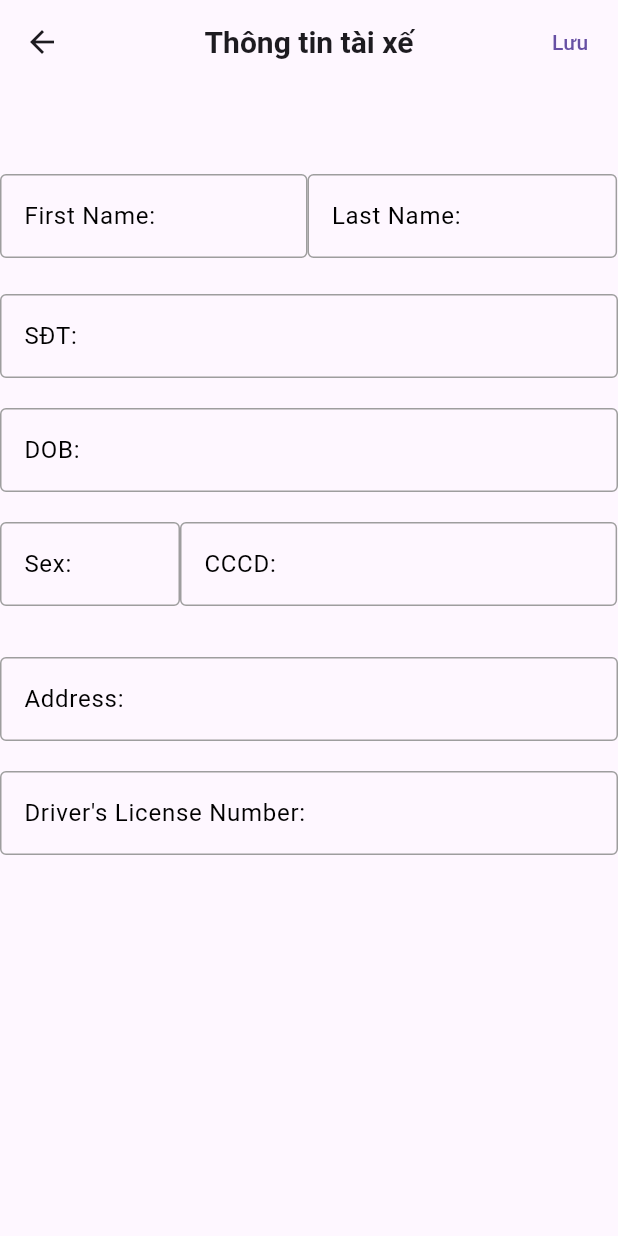
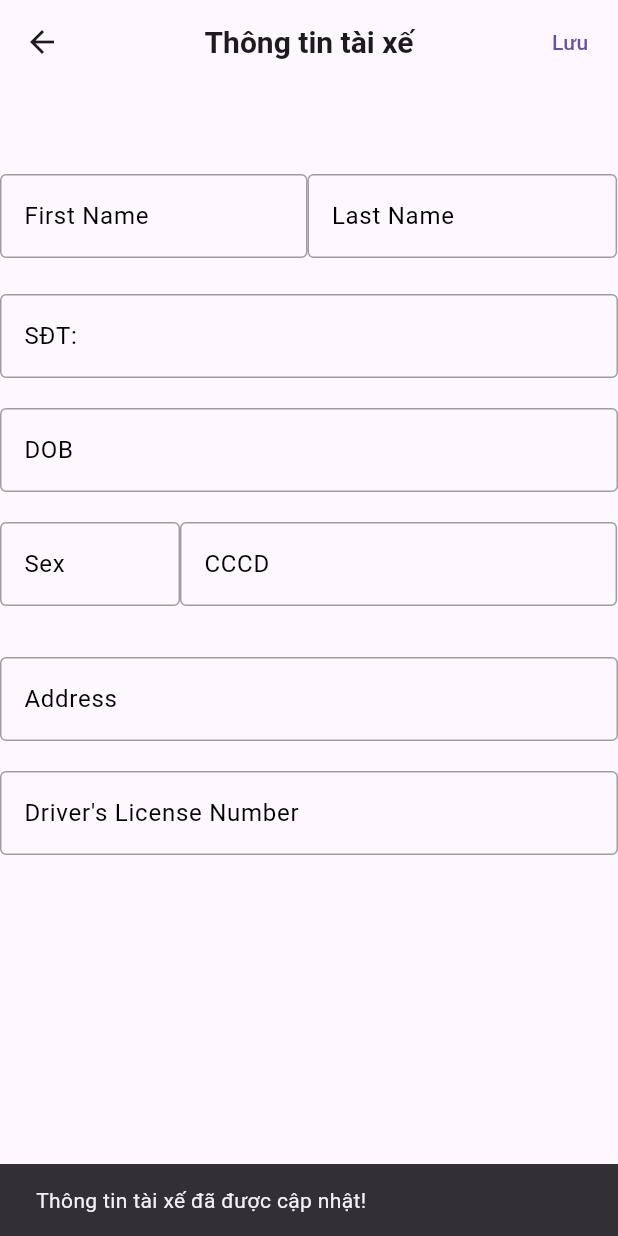
Before and after one commit to vuhoangviet0808/Taxi_Manage_App, a Flutter app: the DriverInfor screen opened directly with empty values, after a tap on "Lưu", on a phone screen of 412 x 824 dp. Run offline on Flutter 3.47's test engine with Material 3 defaults, Android fonts, the light colour scheme and no system bars; our stand-ins replace geolocator, google_maps_flutter; accounts and stored records are empty; network calls fail.

Commit message:
update driver

```diff
--- a/flutter_app/lib/driver/models/driver.dart
+++ b/flutter_app/lib/driver/models/driver.dart
@@ -1,17 +1,17 @@
 // ignore_for_file: non_constant_identifier_names
 
 class Driver {
-  final int Driver_ID;
-  final String firstname;
-  final String lastname;
-  final String SDT;
-  final int Wallet;
-  final String DOB;
-  final String gender;
-  final String Address;
-  final String CCCD;
-  final String Driving_license;
-  final int Working_experiment;
+  int Driver_ID;
+  String firstname;
+  String lastname;
+  String SDT;
+  int Wallet;
+  String DOB;
+  String gender;
+  String Address;
+  String CCCD;
+  String Driving_license;
+  int Working_experiment;
 
   Driver(
       {required this.Driver_ID,
--- a/flutter_app/lib/driver/services/driver_info_services.dart
+++ b/flutter_app/lib/driver/services/driver_info_services.dart
@@ -29,10 +29,12 @@ class DriverInfoService {
 class DriverUpdateService {
   Future<bool> updateDriverInfo(Driver driver) async {
     try {
+      print("Sending Data: ${driver.toJson()}");
       final response = await http.post(
           Uri.parse('$baseUrl/driver/update_driver_infor'),
           headers: {'Content-Type': 'application/json'},
           body: json.encode(driver.toJson()));
+      print('Received response: ${response.statusCode} ${response.body}');
       if (response.statusCode == 200) {
         print("Update Success");
         return true;
--- a/flutter_app/lib/driver/src/views/driver_infor.dart
+++ b/flutter_app/lib/driver/src/views/driver_infor.dart
@@ -7,27 +7,27 @@ import '../../models/driver.dart';
 class DriverInfor extends StatefulWidget {
   final Driver driver;
   DriverInfor({required this.driver});
+
   @override
   State<DriverInfor> createState() => _DriverInforState();
 }
 
 class _DriverInforState extends State<DriverInfor> {
   final GlobalKey<FormState> _formKey = GlobalKey<FormState>();
-  TextEditingController _firstNameController = TextEditingController();
-  TextEditingController _lastNameController = TextEditingController();
-  TextEditingController _phoneController = TextEditingController();
-  TextEditingController _dobController = TextEditingController();
-  TextEditingController _genderController = TextEditingController();
-  TextEditingController _cccdController = TextEditingController();
-  TextEditingController _addressController = TextEditingController();
-  TextEditingController _licenseController = TextEditingController();
+
+  late TextEditingController _firstNameController;
+  late TextEditingController _lastNameController;
+  late TextEditingController _dobController;
+  late TextEditingController _genderController;
+  late TextEditingController _cccdController;
+  late TextEditingController _addressController;
+  late TextEditingController _licenseController;
 
   @override
   void initState() {
     super.initState();
     _firstNameController = TextEditingController(text: widget.driver.firstname);
     _lastNameController = TextEditingController(text: widget.driver.lastname);
-    _phoneController = TextEditingController(text: widget.driver.SDT);
     _dobController = TextEditingController(text: widget.driver.DOB);
     _genderController = TextEditingController(text: widget.driver.gender);
     _cccdController = TextEditingController(text: widget.driver.CCCD);
@@ -40,7 +40,6 @@ class _DriverInforState extends State<DriverInfor> {
   void dispose() {
     _firstNameController.dispose();
     _lastNameController.dispose();
-    _phoneController.dispose();
     _dobController.dispose();
     _genderController.dispose();
     _cccdController.dispose();
@@ -52,6 +51,7 @@ class _DriverInforState extends State<DriverInfor> {
   @override
   Widget build(BuildContext context) {
     final driverViewModel = Provider.of<DriverViewModel>(context);
+
     return Scaffold(
       body: SafeArea(
         child: Container(
@@ -93,7 +93,31 @@ class _DriverInforState extends State<DriverInfor> {
                                 Driving_license: _licenseController.text,
                                 Working_experiment:
                                     widget.driver.Working_experiment);
-                            driverViewModel.updateDriverInfo(updateDriver);
+
+                            driverViewModel
+                                .updateDriverInfo(updateDriver)
+                                .then((_) {
+                              setState(() {
+                                widget.driver.firstname =
+                                    _firstNameController.text;
+                                widget.driver.lastname =
+                                    _lastNameController.text;
+                                widget.driver.DOB = _dobController.text;
+                                widget.driver.gender = _genderController.text;
+                                widget.driver.CCCD = _cccdController.text;
+                                widget.driver.Address = _addressController.text;
+                                widget.driver.Driving_license =
+                                    _licenseController.text;
+                              });
+
+                              ScaffoldMessenger.of(context).showSnackBar(
+                                SnackBar(
+                                  content: Text(
+                                      'Thông tin tài xế đã được cập nhật!'),
+                                  duration: Duration(seconds: 2),
+                                ),
+                              );
+                            });
                           }
                         },
                       ),
@@ -108,24 +132,17 @@ class _DriverInforState extends State<DriverInfor> {
                         child: TextFormField(
                           controller: _firstNameController,
                           decoration: InputDecoration(
-                              labelText:
-                                  "First Name: ${widget.driver.firstname}",
+                              labelText: "First Name",
                               labelStyle:
                                   TextStyle(color: Colors.black, fontSize: 16),
                               focusedBorder: OutlineInputBorder(
-                                borderSide: BorderSide(
-                                    color:
-                                        Colors.grey), // Màu của viền khi focus
+                                borderSide: BorderSide(color: Colors.grey),
                               ),
                               enabledBorder: OutlineInputBorder(
-                                borderSide: BorderSide(
-                                    color: Colors
-                                        .grey), // Màu của viền khi chưa focus
+                                borderSide: BorderSide(color: Colors.grey),
                               ),
                               focusedErrorBorder: OutlineInputBorder(
-                                borderSide: BorderSide(
-                                    color:
-                                        Colors.red), // Màu của viền khi có lỗi
+                                borderSide: BorderSide(color: Colors.red),
                               ),
                               border: OutlineInputBorder(
                                   borderRadius: BorderRadius.circular(5),
@@ -139,23 +156,17 @@ class _DriverInforState extends State<DriverInfor> {
                         child: TextFormField(
                           controller: _lastNameController,
                           decoration: InputDecoration(
-                              labelText: "Last Name: ${widget.driver.lastname}",
+                              labelText: "Last Name",
                               labelStyle:
                                   TextStyle(color: Colors.black, fontSize: 16),
                               focusedBorder: OutlineInputBorder(
-                                borderSide: BorderSide(
-                                    color:
-                                        Colors.grey), // Màu của viền khi focus
+                                borderSide: BorderSide(color: Colors.grey),
                               ),
                               enabledBorder: OutlineInputBorder(
-                                borderSide: BorderSide(
-                                    color: Colors
-                                        .grey), // Màu của viền khi chưa focus
+                                borderSide: BorderSide(color: Colors.grey),
                               ),
                               focusedErrorBorder: OutlineInputBorder(
-                                borderSide: BorderSide(
-                                    color:
-                                        Colors.red), // Màu của viền khi có lỗi
+                                borderSide: BorderSide(color: Colors.red),
                               ),
                               border: OutlineInputBorder(
                                   borderRadius: BorderRadius.circular(5),
@@ -168,23 +179,19 @@ class _DriverInforState extends State<DriverInfor> {
                   Padding(
                     padding: EdgeInsets.fromLTRB(0, 20, 0, 0),
                     child: TextFormField(
-                      controller: _phoneController,
                       decoration: InputDecoration(
-                          labelText: "SĐT: ${widget.driver.SDT}",
+                          labelText: "SĐT:${widget.driver.SDT}",
+                          hintText: "Cannot Change Phone Number",
                           labelStyle:
                               TextStyle(color: Colors.black, fontSize: 16),
                           focusedBorder: OutlineInputBorder(
-                            borderSide: BorderSide(
-                                color: Colors.grey), // Màu của viền khi focus
+                            borderSide: BorderSide(color: Colors.grey),
                           ),
                           enabledBorder: OutlineInputBorder(
-                            borderSide: BorderSide(
-                                color:
-                                    Colors.grey), // Màu của viền khi chưa focus
+                            borderSide: BorderSide(color: Colors.grey),
                           ),
                           focusedErrorBorder: OutlineInputBorder(
-                            borderSide: BorderSide(
-                                color: Colors.red), // Màu của viền khi có lỗi
+                            borderSide: BorderSide(color: Colors.red),
                           ),
                           border: OutlineInputBorder(
                               borderRadius: BorderRadius.circular(5),
@@ -197,22 +204,18 @@ class _DriverInforState extends State<DriverInfor> {
                     child: TextFormField(
                       controller: _dobController,
                       decoration: InputDecoration(
-                          labelText: "DOB: ${widget.driver.DOB}",
+                          labelText: "DOB",
                           labelStyle:
                               TextStyle(color: Colors.black, fontSize: 16),
+                          hintText: "YYYY-MM-DD",
                           focusedBorder: OutlineInputBorder(
-                            borderSide: BorderSide(
-                                color: Colors.grey), // Màu của viền khi focus
+                            borderSide: BorderSide(color: Colors.grey),
                           ),
-                          hintText: "YYYY-MM-DD",
                           enabledBorder: OutlineInputBorder(
-                            borderSide: BorderSide(
-                                color:
-                                    Colors.grey), // Màu của viền khi chưa focus
+                            borderSide: BorderSide(color: Colors.grey),
                           ),
                           focusedErrorBorder: OutlineInputBorder(
-                            borderSide: BorderSide(
-                                color: Colors.red), // Màu của viền khi có lỗi
+                            borderSide: BorderSide(color: Colors.red),
                           ),
                           border: OutlineInputBorder(
                               borderRadius: BorderRadius.circular(5),
@@ -229,24 +232,18 @@ class _DriverInforState extends State<DriverInfor> {
                         child: TextFormField(
                           controller: _genderController,
                           decoration: InputDecoration(
-                              labelText: "Sex: ${widget.driver.gender}",
+                              labelText: "Sex",
                               labelStyle:
                                   TextStyle(color: Colors.black, fontSize: 16),
                               hintText: "Nam/Nữ",
                               focusedBorder: OutlineInputBorder(
-                                borderSide: BorderSide(
-                                    color:
-                                        Colors.grey), // Màu của viền khi focus
+                                borderSide: BorderSide(color: Colors.grey),
                               ),
                               enabledBorder: OutlineInputBorder(
-                                borderSide: BorderSide(
-                                    color: Colors
-                                        .grey), // Màu của viền khi chưa focus
+                                borderSide: BorderSide(color: Colors.grey),
                               ),
                               focusedErrorBorder: OutlineInputBorder(
-                                borderSide: BorderSide(
-                                    color:
-                                        Colors.red), // Màu của viền khi có lỗi
+                                borderSide: BorderSide(color: Colors.red),
                               ),
                               border: OutlineInputBorder(
                                   borderRadius: BorderRadius.circular(5),
@@ -260,23 +257,17 @@ class _DriverInforState extends State<DriverInfor> {
                         child: TextFormField(
                           controller: _cccdController,
                           decoration: InputDecoration(
-                              labelText: "CCCD: ${widget.driver.CCCD}",
+                              labelText: "CCCD",
                               labelStyle:
                                   TextStyle(color: Colors.black, fontSize: 16),
                               focusedBorder: OutlineInputBorder(
-                                borderSide: BorderSide(
-                                    color:
-                                        Colors.grey), // Màu của viền khi focus
+                                borderSide: BorderSide(color: Colors.grey),
                               ),
                               enabledBorder: OutlineInputBorder(
-                                borderSide: BorderSide(
-                                    color: Colors
-                                        .grey), // Màu của viền khi chưa focus
+                                borderSide: BorderSide(color: Colors.grey),
                               ),
                               focusedErrorBorder: OutlineInputBorder(
-                                borderSide: BorderSide(
-                                    color:
-                                        Colors.red), // Màu của viền khi có lỗi
+                                borderSide: BorderSide(color: Colors.red),
                               ),
                               border: OutlineInputBorder(
                                   borderRadius: BorderRadius.circular(5),
@@ -291,21 +282,17 @@ class _DriverInforState extends State<DriverInfor> {
                     child: TextFormField(
                       controller: _addressController,
                       decoration: InputDecoration(
-                          labelText: "Address: ${widget.driver.Address}",
+                          labelText: "Address",
                           labelStyle:
                               TextStyle(color: Colors.black, fontSize: 16),
                           focusedBorder: OutlineInputBorder(
-                            borderSide: BorderSide(
-                                color: Colors.grey), // Màu của viền khi focus
+                            borderSide: BorderSide(color: Colors.grey),
                           ),
                           enabledBorder: OutlineInputBorder(
-                            borderSide: BorderSide(
-                                color:
-                                    Colors.grey), // Màu của viền khi chưa focus
+                            borderSide: BorderSide(color: Colors.grey),
                           ),
                           focusedErrorBorder: OutlineInputBorder(
-                            borderSide: BorderSide(
-                                color: Colors.red), // Màu của viền khi có lỗi
+                            borderSide: BorderSide(color: Colors.red),
                           ),
                           border: OutlineInputBorder(
                               borderRadius: BorderRadius.circular(5),
@@ -318,22 +305,17 @@ class _DriverInforState extends State<DriverInfor> {
                     child: TextFormField(
                       controller: _licenseController,
                       decoration: InputDecoration(
-                          labelText:
-                              "Driver's License Number: ${widget.driver.Driving_license}",
+                          labelText: "Driver's License Number",
                           labelStyle:
                               TextStyle(color: Colors.black, fontSize: 16),
                           focusedBorder: OutlineInputBorder(
-                            borderSide: BorderSide(
-                                color: Colors.grey), // Màu của viền khi focus
+                            borderSide: BorderSide(color: Colors.grey),
                           ),
                           enabledBorder: OutlineInputBorder(
-                            borderSide: BorderSide(
-                                color:
-                                    Colors.grey), // Màu của viền khi chưa focus
+                            borderSide: BorderSide(color: Colors.grey),
                           ),
                           focusedErrorBorder: OutlineInputBorder(
-                            borderSide: BorderSide(
-                                color: Colors.red), // Màu của viền khi có lỗi
+                            borderSide: BorderSide(color: Colors.red),
                           ),
                           border: OutlineInputBorder(
                               borderRadius: BorderRadius.circular(5),
--- a/flutter_app/lib/driver/src/views/homemenu.dart
+++ b/flutter_app/lib/driver/src/views/homemenu.dart
@@ -1,8 +1,10 @@
 // ignore_for_file: prefer_const_constructors, prefer_const_literals_to_create_immutables, non_constant_identifier_names
 
 import 'package:flutter/material.dart';
+import 'package:provider/provider.dart';
 
 import '../../models/driver.dart';
+import '../../viewmodels/driver_viewmodel.dart';
 import 'driver_infor.dart';
 
 class HomeMenu extends StatefulWidget {
@@ -43,7 +45,7 @@ class _HomeMenuState extends State<HomeMenu> {
                         mainAxisSize: MainAxisSize.min,
                         children: <Widget>[
                           Text(
-                            '${widget.driver.firstname} ${widget.driver.lastname}',
+                            ' ${widget.driver.lastname} ${widget.driver.firstname}',
                             style: TextStyle(fontSize: 18, color: Colors.white),
                           ),
                           Text(
@@ -73,9 +75,12 @@ class _HomeMenuState extends State<HomeMenu> {
                           style: TextStyle(fontSize: 16, color: Colors.black),
                         ),
                         onTap: () {
-                          Navigator.of(context).push(MaterialPageRoute(
-                              builder: (context) =>
-                                  DriverInfor(driver: widget.driver)));
+                          Navigator.of(context).push(
+                            MaterialPageRoute(
+                                builder: (context) => ChangeNotifierProvider(
+                                    create: (context) => DriverViewModel(),
+                                    child: DriverInfor(driver: widget.driver))),
+                          );
                         },
                       ),
                     ),
@@ -159,98 +164,6 @@ class _HomeMenuState extends State<HomeMenu> {
     );
   }
 
-  // void driver_infor() {
-  //   showDialog(
-  //     context: context,
-  //     builder: (BuildContext context) {
-  //       return AlertDialog(
-  //         title: Text("Thông tin cá nhân"),
-  //         content: SizedBox(
-  //           width: 1500,
-  //           height: 900,
-  //           child: ListView(
-  //             scrollDirection: Axis.vertical,
-  //             children: <Widget>[
-  //               Card(
-  //                 child: ListTile(
-  //                   title: Text(
-  //                     'First Name: ${widget.driver.firstname}',
-  //                     style: TextStyle(fontSize: 16, color: Colors.black),
-  //                   ),
-  //                 ),
-  //               ),
-  //               Card(
-  //                 child: ListTile(
-  //                   title: Text(
-  //                     'Last Name: ${widget.driver.lastname}',
-  //                     style: TextStyle(fontSize: 16, color: Colors.black),
-  //                   ),
-  //                 ),
-  //               ),
-  //               Card(
-  //                 child: ListTile(
-  //                   title: Text(
-  //                     'SDT: ${widget.driver.SDT}',
-  //                     style: TextStyle(fontSize: 16, color: Colors.black),
-  //                   ),
-  //                 ),
-  //               ),
-  //               Card(
-  //                 child: ListTile(
-  //                   title: Text(
-  //                     'DOB: ${widget.driver.DOB}',
-  //                     style: TextStyle(fontSize: 16, color: Colors.black),
-  //                   ),
-  //                 ),
-  //               ),
-  //               Card(
-  //                 child: ListTile(
-  //                   title: Text(
-  //                     'Gender: ${widget.driver.gender}',
-  //                     style: TextStyle(fontSize: 16, color: Colors.black),
-  //                   ),
-  //                 ),
-  //               ),
-  //               Card(
-  //                 child: ListTile(
-  //                   title: Text(
-  //                     'Address: ${widget.driver.Address}',
-  //                     style: TextStyle(fontSize: 16, color: Colors.black),
-  //                   ),
-  //                 ),
-  //               ),
-  //               Card(
-  //                 child: ListTile(
-  //                   title: Text(
-  //                     'CCCD: ${widget.driver.CCCD}',
-  //                     style: TextStyle(fontSize: 16, color: Colors.black),
-  //                   ),
-  //                 ),
-  //               ),
-  //               Card(
-  //                 child: ListTile(
-  //                   title: Text(
-  //                     'Driving_license: ${widget.driver.Driving_license}',
-  //                     style: TextStyle(fontSize: 16, color: Colors.black),
-  //                   ),
-  //                 ),
-  //               ),
-  //               Card(
-  //                 child: ListTile(
-  //                   title: Text(
-  //                     'Working_experiment: ${widget.driver.Working_experiment}',
-  //                     style: TextStyle(fontSize: 16, color: Colors.black),
-  //                   ),
-  //                 ),
-  //               ),
-  //             ],
-  //           ),
-  //         ),
-  //       );
-  //     },
-  //   );
-  // }
-
   void show_wallet() {
     showDialog(
       context: context,
```
Also changed, not shown: 4 other files.
